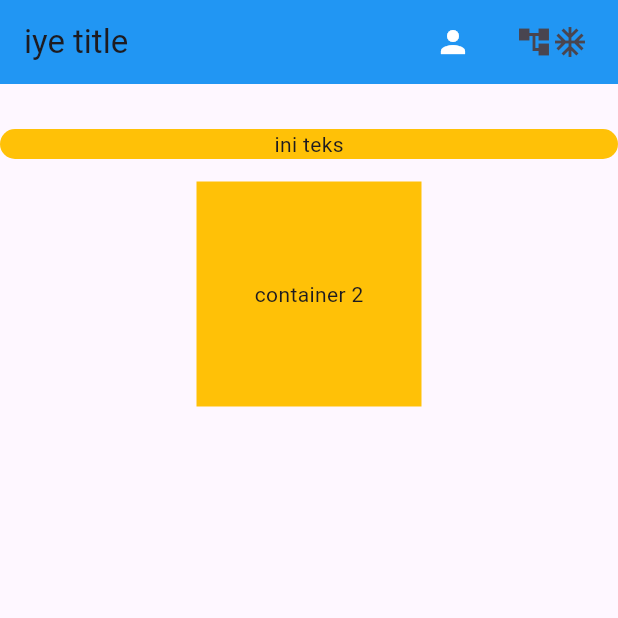
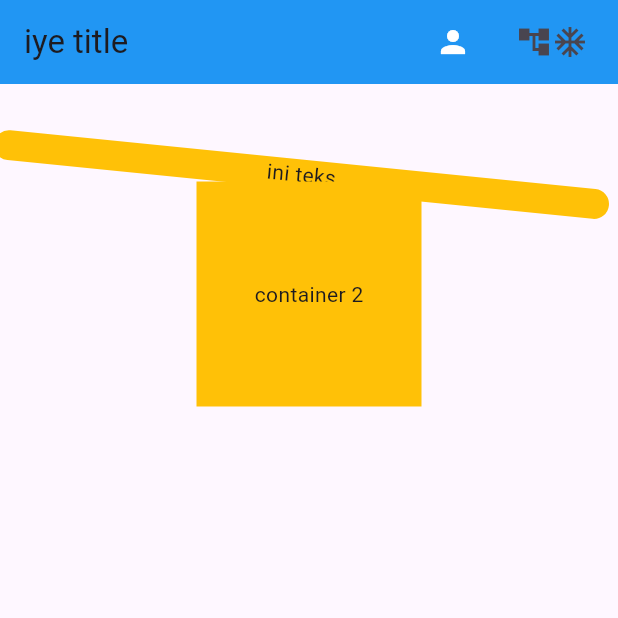
Before and after one commit to Frientia/tugas_week_5_1123150114, a Flutter app: the screen it shows after launch, on a phone screen of 412 x 824 dp, the top half of it. Run offline on Flutter 3.47's test engine with Material 3 defaults, Android fonts, the light colour scheme and no system bars.

```diff
--- a/lib/main.dart
+++ b/lib/main.dart
@@ -46,6 +46,7 @@ class MyHome extends StatelessWidget {
               color: Colors.amber,
               borderRadius: BorderRadius.circular(10.0)
               ),
+            transform: Matrix4.rotationZ(0.1),
             child: Text("ini teks"),
           ),
           Container(
@@ -56,7 +57,7 @@ class MyHome extends StatelessWidget {
 
             decoration: BoxDecoration(color: Colors.amber),
             child: Text("container 2"),
-          )
+          ),
         ],
 
         ),
```
